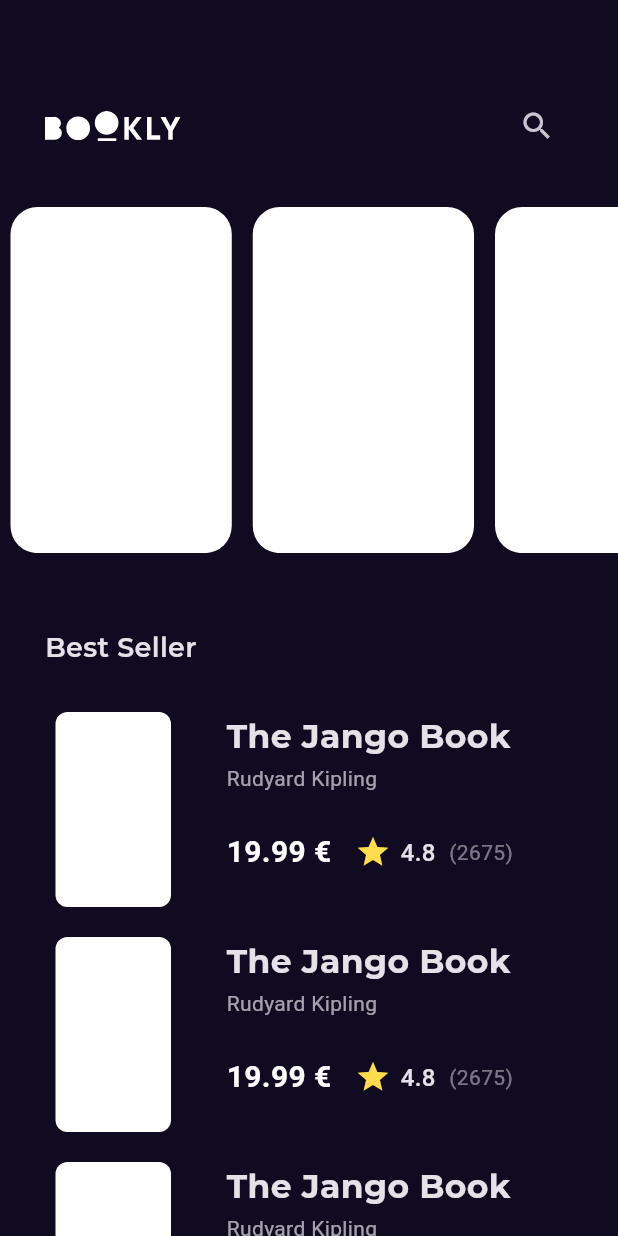
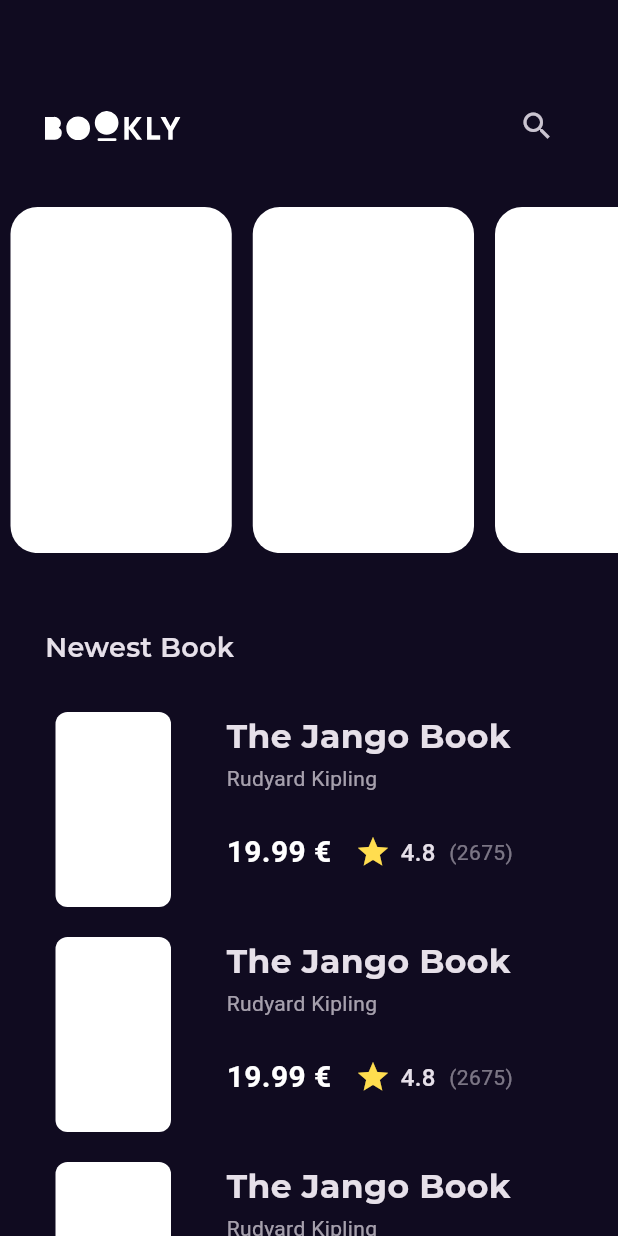
Before and after one commit to a7iiid/Book-App, a Flutter app: the screen it shows after launch, on a phone screen of 412 x 824 dp. Run offline on Flutter 3.47's test engine with Material 3 defaults, Android fonts, the phone set to English and light mode, and no system bars; our stand-ins replace bloc, dartz, dio, equatable, flutter_bloc, flutter_svg and 1 more; project files that could hold a hidden picture were left out.

Commit message:
Newest cubit done

```diff
--- a/lib/Featuers/home/presentation/manger/fetcher_book/fetcher_book_cubit.dart
+++ b/lib/Featuers/home/presentation/manger/fetcher_book/fetcher_book_cubit.dart
@@ -3,12 +3,18 @@ import 'package:book_app/Featuers/home/data/models/book/book.dart';
 import 'package:book_app/Featuers/home/data/repo/home_repo.dart';
 import 'package:book_app/main.dart';
 import 'package:equatable/equatable.dart';
+import 'package:flutter_bloc/flutter_bloc.dart';
 
 part 'fetcher_book_state.dart';
 
 class FetcherBookCubit extends Cubit<FetcherBookState> {
   FetcherBookCubit(this.homeRepo) : super(FetcherBookInitial());
+
+  static FetcherBookCubit get(context) =>
+      BlocProvider.of<FetcherBookCubit>(context);
+
   final HomeRepo homeRepo;
+
   Future<void> fetchFeaturedBooks() async {
     emit(FetcherBookLoading());
     var result = await homeRepo.fetchFeaturedBook();
--- /dev/null
+++ b/lib/Featuers/home/presentation/manger/newest_book/newest_book_cubit.dart
@@ -0,0 +1,26 @@
+import 'package:bloc/bloc.dart';
+import 'package:book_app/Featuers/home/data/models/book/book.dart';
+import 'package:book_app/Featuers/home/data/repo/home_repo.dart';
+import 'package:equatable/equatable.dart';
+import 'package:flutter_bloc/flutter_bloc.dart';
+
+part 'newest_book_state.dart';
+
+class NewestBookCubit extends Cubit<NewestBookState> {
+  NewestBookCubit(this.homeRepo) : super(NewestBookInitial());
+
+  final HomeRepo homeRepo;
+
+  static NewestBookCubit get(context) =>
+      BlocProvider.of<NewestBookCubit>(context);
+
+  Future<void> fetchNewestdBooks() async {
+    emit(NewestBookLoading());
+    var result = await homeRepo.fetchNewestSellerBook();
+    result.fold((failure) {
+      emit(NewestBookFailure(failure.error));
+    }, (books) {
+      emit(NewestBookSuccess(books));
+    });
+  }
+}
--- /dev/null
+++ b/lib/Featuers/home/presentation/manger/newest_book/newest_book_state.dart
@@ -0,0 +1,23 @@
+part of 'newest_book_cubit.dart';
+
+sealed class NewestBookState extends Equatable {
+  const NewestBookState();
+
+  @override
+  List<Object> get props => [];
+}
+
+final class NewestBookInitial extends NewestBookState {}
+
+final class NewestBookLoading extends NewestBookState {}
+
+final class NewestBookFailure extends NewestBookState {
+  final String error;
+
+  const NewestBookFailure(this.error);
+}
+
+final class NewestBookSuccess extends NewestBookState {
+  final List<BookModel> books;
+  const NewestBookSuccess(this.books);
+}
--- a/lib/Featuers/home/presentation/views/widget/homeviewbody.dart
+++ b/lib/Featuers/home/presentation/views/widget/homeviewbody.dart
@@ -27,7 +27,7 @@ class HomeViewBody extends StatelessWidget {
               Padding(
                 padding: EdgeInsets.symmetric(horizontal: 30),
                 child: Text(
-                  "Best Seller",
+                  "Newest Book",
                   style: Style.titlemedium18,
                 ),
               ),
--- a/lib/core/utils/constants/constant.dart
+++ b/lib/core/utils/constants/constant.dart
@@ -1,5 +1,9 @@
+import 'package:book_app/Featuers/home/data/repo/home_repo_implement.dart';
+import 'package:book_app/core/utils/api_service.dart';
+import 'package:dio/dio.dart';
 import 'package:flutter/material.dart';
 
 const primryColor = Color(0xff100B20);
 
 const TransitionDuretion = Duration(microseconds: 500);
+var homerepo = HomeRepoImplement(ApiService(Dio()));
--- a/lib/main.dart
+++ b/lib/main.dart
@@ -1,21 +1,30 @@
+import 'package:book_app/Featuers/home/presentation/manger/fetcher_book/fetcher_book_cubit.dart';
+import 'package:book_app/Featuers/home/presentation/manger/newest_book/newest_book_cubit.dart';
 import 'package:book_app/core/utils/constants/constant.dart';
 import 'package:flutter/material.dart';
 import 'package:book_app/core/utils/constants/route.dart';
+import 'package:flutter_bloc/flutter_bloc.dart';
 
 void main() {
-  runApp(const BookApp());
+  runApp(BookApp());
 }
 
 class BookApp extends StatelessWidget {
-  const BookApp({super.key});
+  BookApp({super.key});
 
   @override
   Widget build(BuildContext context) {
-    return MaterialApp.router(
-      routerConfig: routes.router,
-      debugShowCheckedModeBanner: false,
-      theme: ThemeData.dark().copyWith(
-        scaffoldBackgroundColor: primryColor,
+    return MultiBlocProvider(
+      providers: [
+        BlocProvider(create: (context) => NewestBookCubit(homerepo)),
+        BlocProvider(create: (context) => FetcherBookCubit(homerepo))
+      ],
+      child: MaterialApp.router(
+        routerConfig: routes.router,
+        debugShowCheckedModeBanner: false,
+        theme: ThemeData.dark().copyWith(
+          scaffoldBackgroundColor: primryColor,
+        ),
       ),
     );
   }
```
Also changed, not shown: 1 other file.
